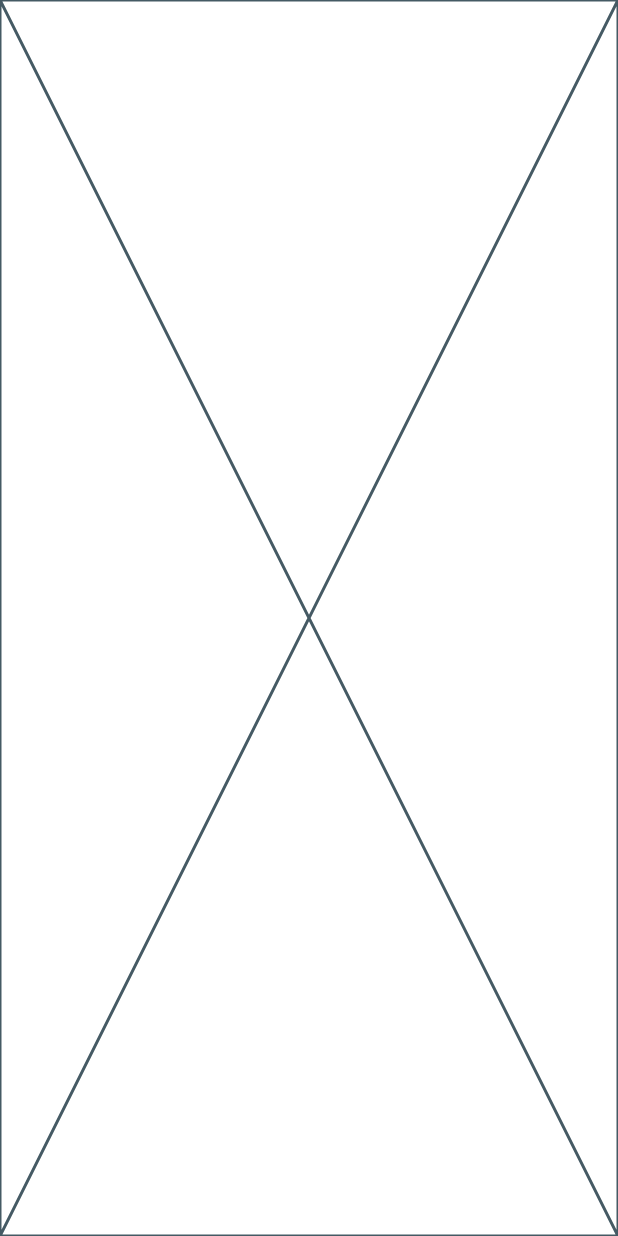
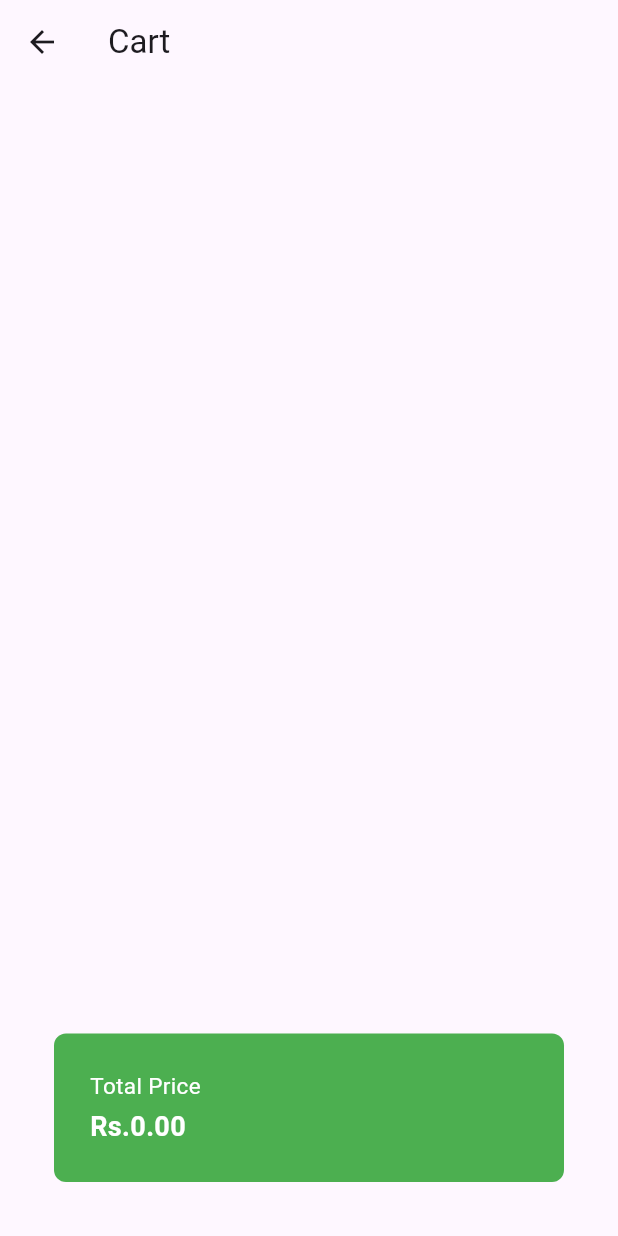
Before and after one commit to Ardra-14/app, a Flutter app: the HomePage screen opened directly, after a tap on the "shopping cart" icon, on a phone screen of 412 x 824 dp. Run offline on Flutter 3.47's test engine with Material 3 defaults, Android fonts, the phone set to English and light mode, and no system bars.

Commit message:
second commit

```diff
--- a/lib/cart_page.dart
+++ b/lib/cart_page.dart
@@ -1,10 +1,83 @@
 import 'package:flutter/material.dart';
+import 'package:my_app/models/cart_item.dart';
+import 'package:my_app/models/cart_provider.dart';
+import 'package:my_app/models/grocery_item.dart';
+import 'package:provider/provider.dart';
 
 class CartPage extends StatelessWidget {
-  const CartPage({super.key});
-
   @override
   Widget build(BuildContext context) {
-    return const Placeholder();
+    final cartProvider = Provider.of<CartProvider>(context);
+    final List<CartItem> cartItems = cartProvider.items;
+
+    return Scaffold(
+      appBar: AppBar(
+        title: Text('Cart'),
+      ),
+      body: Column(
+        children: [
+          Expanded(
+            child: ListView.builder(
+              itemCount: cartItems.length,
+              itemBuilder: (context, index) {
+                final CartItem cartItem = cartItems[index];
+                return ListTile(
+                  leading: Image.asset(
+                    cartItem.grocery.imagePath,
+                    height: 50,
+                  ),
+                  title: Text(cartItem.grocery.name),
+                  subtitle: Text('Quantity: ${cartItems[index].quantity}'),
+                  trailing: IconButton(
+                    icon: Icon(Icons.remove_shopping_cart),
+                    onPressed: () {
+                      cartProvider.removeFromCart(cartItem.grocery);
+                    },
+                  ),
+                );
+              },
+            ),
+          ),
+          Padding(
+            padding: const EdgeInsets.all(36),
+            child: Container(
+              decoration: BoxDecoration(
+                color: Colors.green,
+                borderRadius: BorderRadius.circular(8),
+              ),
+              padding: EdgeInsets.all(24),
+              child: Row(
+                mainAxisAlignment: MainAxisAlignment.spaceBetween,
+                children: [
+                  Column(
+                    crossAxisAlignment: CrossAxisAlignment.start,
+                    children: [
+                      Text(
+                        "Total Price ",
+                        style: TextStyle(
+                          fontSize: 15,
+                          color: Colors.white,
+                        ),
+                      ),
+                      SizedBox(
+                        height: 4,
+                      ),
+                      Text(
+                        "Rs." + cartProvider.calculateTotal(),
+                        style: TextStyle(
+                          color: Colors.white,
+                          fontSize: 18,
+                          fontWeight: FontWeight.bold,
+                        ),
+                      ),
+                    ],
+                  ),
+                ],
+              ),
+            ),
+          )
+        ],
+      ),
+    );
   }
 }
--- a/lib/home_page.dart
+++ b/lib/home_page.dart
@@ -75,19 +75,19 @@ class HomePage extends StatelessWidget {
               ),
             ),
 
-            // Expanded(
+            Expanded(
 
-            //   child: GridView.builder(
-            //   padding: EdgeInsets.all(12),
-            //   gridDelegate: SliverGridDelegateWithFixedCrossAxisCount(crossAxisCount: 2,
-            //           childAspectRatio: 1 / 1.3,
-            //           ),
-            //           itemCount: groceryItem.length,
-            //   itemBuilder: (context, index) {
-            //     return GroceryTile();
-            //   },
-            //   )
-            //   )
+              child: GridView.builder(
+              padding: EdgeInsets.all(12),
+              gridDelegate: SliverGridDelegateWithFixedCrossAxisCount(crossAxisCount: 2,
+                      childAspectRatio: 1 / 1.3,
+                      ),
+                      itemCount: groceryItem.length,
+              itemBuilder: (context, index) {
+                return GroceryTile(grocery: groceryItem[index]);
+              },
+              )
+              )
         ],
         ),
         )
--- a/lib/models/cart_provider.dart
+++ b/lib/models/cart_provider.dart
@@ -56,4 +56,11 @@ class CartProvider extends ChangeNotifier{
     return 0;
   }
 
+ String calculateTotal(){
+  double totalprice = 0;
+ _items.forEach((item){
+  totalprice += item.grocery.price * item.quantity;
+ });
+  return totalprice.toStringAsFixed(2);
+ }
 }
--- a/lib/models/grocery_tile.dart
+++ b/lib/models/grocery_tile.dart
@@ -4,6 +4,7 @@ import 'package:my_app/models/grocery_item.dart';
 import 'package:provider/provider.dart';
 
 class GroceryTile extends StatelessWidget {
+
   final Grocery grocery;
 
   GroceryTile({super.key, required this.grocery});
```
